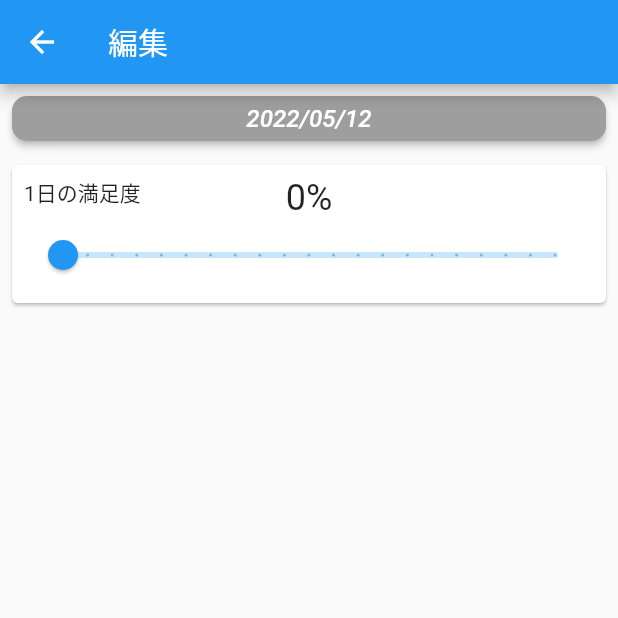
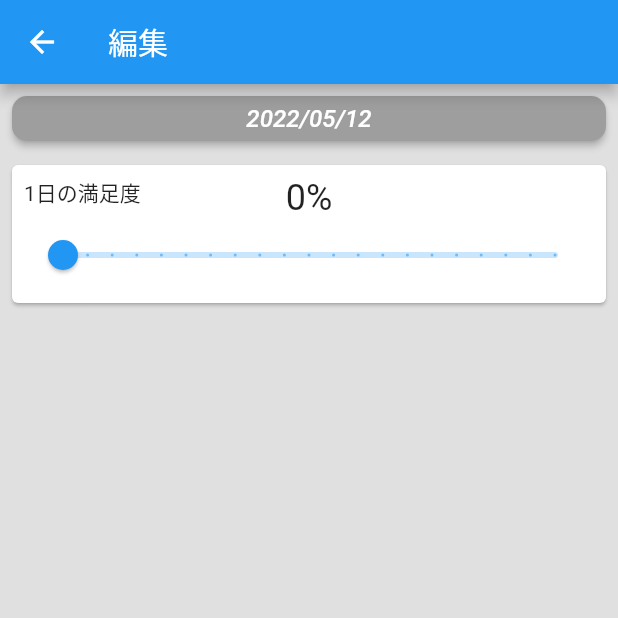
Before and after one commit to shunking-tech/teaching_materials_diary, a Flutter app: the EditDiaryPage screen opened directly, on a phone screen of 412 x 824 dp, the top half of it. Run offline on Flutter 3.47's test engine with Material 2 defaults, Android fonts, the phone set to English and light mode, and no system bars.

Commit message:
編集画面　背景色を追加

```diff
--- a/lib/page/edit_diary_page.dart
+++ b/lib/page/edit_diary_page.dart
@@ -15,6 +15,7 @@ class _EditDiaryPageState extends State<EditDiaryPage> {
   @override
   Widget build(BuildContext context) {
     return Scaffold(
+      backgroundColor: Colors.grey.shade300,
       appBar: AppBar(
         title: const Text("編集"),
       ),
```
